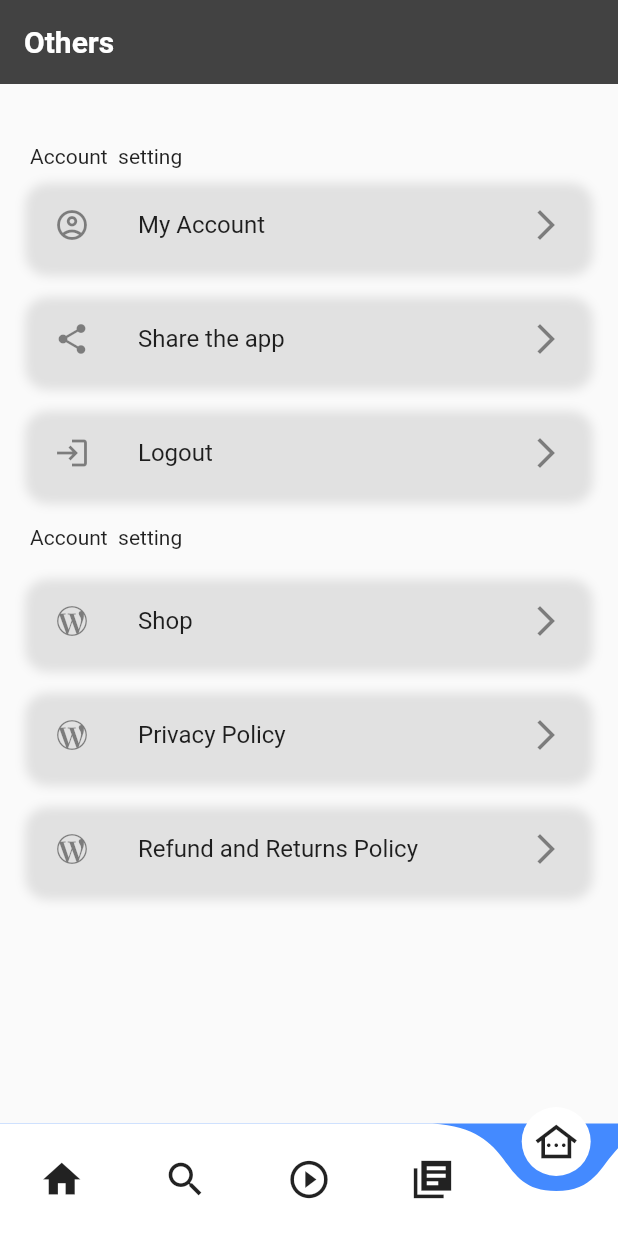
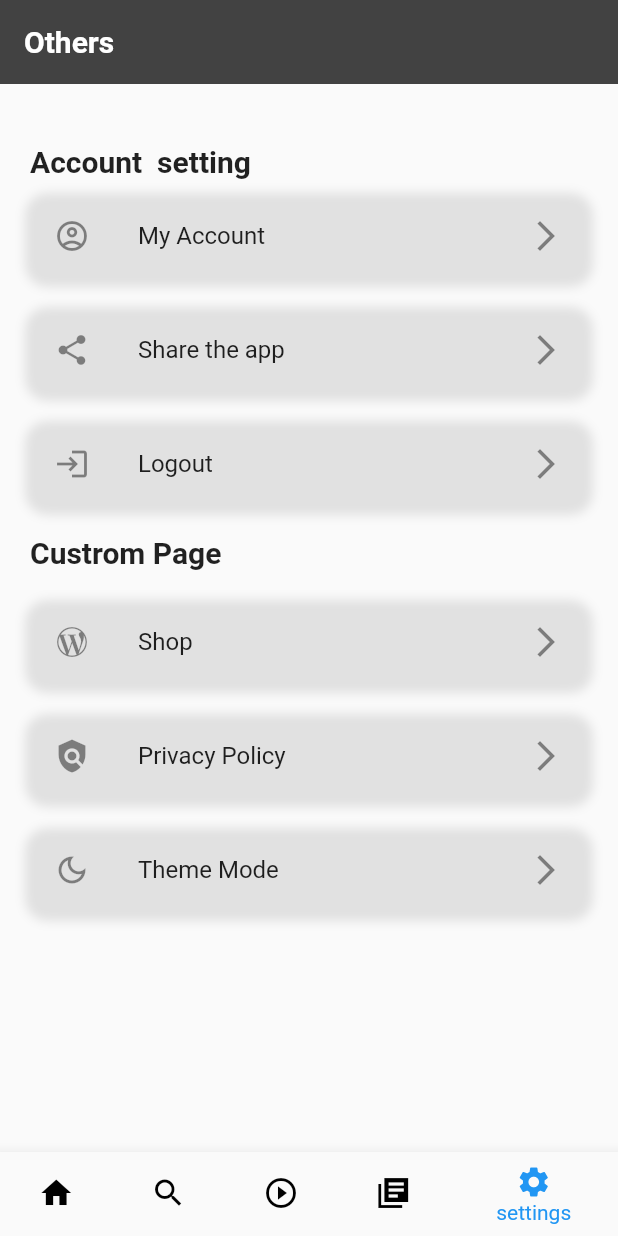
Before and after one commit to mdomarfaruk10/wbappium, a Flutter app: the Home_page screen opened directly, item 5 of the bottom bar chosen, on a phone screen of 412 x 824 dp. Run offline on Flutter 3.47's test engine with Material 2 defaults, Android fonts, the phone set to English and light mode, and no system bars; drawn by our look-alikes of curved_navigation_bar; our stand-ins replace carousel_slider, cloud_firestore, firebase_auth, firebase_core, webview_flutter; missing offline and left inert: email_auth; accounts and stored records are empty; network calls fail.

Commit message:
setting page update

```diff
--- a/lib/home_page.dart
+++ b/lib/home_page.dart
@@ -22,23 +22,41 @@ class _Home_pageState extends State<Home_page> {
     other()
   ];
   @override
+  void _onItemTapped(int index) {
+    setState(() {
+      curpage = index;
+    });
+  }
   Widget build(BuildContext context) {
     return Scaffold(
-      bottomNavigationBar: CurvedNavigationBar(
+      bottomNavigationBar: BottomNavigationBar(
+        items: const <BottomNavigationBarItem>[
+          BottomNavigationBarItem(
+            icon: Icon(Icons.home),
+            label: 'Home',
+          ),
+          BottomNavigationBarItem(
+            icon: Icon(Icons.search),
+            label: 'search',
+          ),
+          BottomNavigationBarItem(
+            icon: Icon(Icons.play_circle_outline),
+            label: 'mycouse',
+          ),
+          BottomNavigationBarItem(
+            icon: Icon(Icons.library_books_sharp),
+            label: 'blog',
+          ),
+          BottomNavigationBarItem(
+            icon: Icon(Icons.settings),
+            label: 'settings',
+          ),
+        ],
+        backgroundColor: Colors.blue,
+        currentIndex: curpage,
 
-        index: curpage,
-        items: <Widget>[
-          Icon(Icons.home, size: 30),
-          Icon(Icons.search, size: 30),
-          Icon(Icons.play_circle_outline, size: 30),
-          Icon(Icons.library_books_sharp, size: 30),
-          Icon(Icons.other_houses_outlined, size: 30),
-        ],
-        onTap: (index) {
-          setState(() {
-            curpage=index;
-          });
-        },
+        // selectedItemColor: Colors.amber[800],
+        onTap: _onItemTapped,
       ),
       body: curPage[curpage],
     );
--- a/lib/screen/other.dart
+++ b/lib/screen/other.dart
@@ -3,6 +3,7 @@ import 'package:provider/provider.dart';
 import 'package:wbappium/Provider/Thame_provider.dart';
 
 import '../wigdet/Custrom_appbar.dart';
+import '../wigdet/Header_text.dart';
 class other extends StatefulWidget {
   const other({Key? key}) : super(key: key);
 
@@ -37,159 +38,62 @@ class _otherState extends State<other> {
             child: Column(
               crossAxisAlignment: CrossAxisAlignment.start,
               children: [
-                Text("Account  setting"),
+                Header_text("Account  setting"),
                 SizedBox(height: 10,),
-                Container(
-                  decoration: BoxDecoration(
-                      // color: Colors.white,
-                      borderRadius: BorderRadius.circular(15),
-                      boxShadow: [
-                        BoxShadow(
-                            color: Colors.black.withOpacity(0.1),
-                            blurRadius: 5.0,
-                            spreadRadius: 3.0,
-                            offset: Offset(0,3)
-                        )
-                      ]
-                  ),
-                  child: ListTile(
-                    leading: Icon(Icons.account_circle_outlined),
-                    title: Text("My Account"),
-                    trailing: Icon(Icons.arrow_forward_ios),
-                  ),
-
-                ),
+                Custrom_design("My Account",Icons.account_circle_outlined),
                 SizedBox(height: 20,),
-                Container(
-                  decoration: BoxDecoration(
-                      // color: Colors.white,
-                      borderRadius: BorderRadius.circular(15),
-                      boxShadow: [
-                        BoxShadow(
-                            color: Colors.black.withOpacity(0.1),
-                            blurRadius: 5.0,
-                            spreadRadius: 3.0,
-                            offset: Offset(0,3)
-                        )
-                      ]
-                  ),
-                  child: ListTile(
-                    leading: Icon(Icons.share),
-                    title: Text("Share the app"),
-                    trailing: Icon(Icons.arrow_forward_ios),
-                  ),
-
-                ),
+                Custrom_design("Share the app",Icons.share),
                 SizedBox(height: 20,),
-                Container(
-                  decoration: BoxDecoration(
-                      // color: Colors.white,
-                      borderRadius: BorderRadius.circular(15),
-                      boxShadow: [
-                        BoxShadow(
-                            color: Colors.black.withOpacity(0.1),
-                            blurRadius: 5.0,
-                            spreadRadius: 3.0,
-                            offset: Offset(0,3)
-                        )
-                      ]
-                  ),
-                  child: ListTile(
-                    leading: Icon(Icons.login),
-                    title: Text("Logout"),
-                    trailing: Icon(Icons.arrow_forward_ios),
-                  ),
-
-                ),
+                Custrom_design("Logout",Icons.login),
                 SizedBox(height: 20,),
-                Text("Account  setting"),
+                Header_text("Custrom Page"),
                 SizedBox(height: 20,),
-                Container(
-                  decoration: BoxDecoration(
-                      // color: Colors.white,
-                      borderRadius: BorderRadius.circular(15),
-                      boxShadow: [
-                        BoxShadow(
-                            color: Colors.black.withOpacity(0.1),
-                            blurRadius: 5.0,
-                            spreadRadius: 3.0,
-                            offset: Offset(0,3)
-                        )
-                      ]
-                  ),
-                  child: ListTile(
-                    leading: Icon(Icons.wordpress_outlined),
-                    title: Text("Shop"),
-                    trailing: Icon(Icons.arrow_forward_ios),
-                  ),
-
-                ),
+                Custrom_design("Shop",Icons.wordpress_outlined),
                 SizedBox(height: 20,),
-                Container(
-                  decoration: BoxDecoration(
-                      // color: Colors.white,
-                      borderRadius: BorderRadius.circular(15),
-                      boxShadow: [
-                        BoxShadow(
-                            color: Colors.black.withOpacity(0.1),
-                            blurRadius: 5.0,
-                            spreadRadius: 3.0,
-                            offset: Offset(0,3)
-                        )
-                      ]
-                  ),
-                  child: ListTile(
-                    leading: Icon(Icons.wordpress_outlined),
-                    title: Text("Privacy Policy"),
-                    trailing: Icon(Icons.arrow_forward_ios),
-                  ),
-
-                ),
+                Custrom_design("Privacy Policy",Icons.policy),
                 SizedBox(height: 20,),
                 InkWell(
                   onTap: (){
-                    showLoadingDialog(themeChanger);
+                    showLoadingDialog(context,themeChanger);
                   },
-                  child: Container(
-                    decoration: BoxDecoration(
-                        // color: Colors.white,
-                        borderRadius: BorderRadius.circular(15),
-                        boxShadow: [
-                          BoxShadow(
-                              color: Colors.black.withOpacity(0.1),
-                              blurRadius: 5.0,
-                              spreadRadius: 3.0,
-                              offset: Offset(0,3)
-                          )
-                        ]
-                    ),
-                    child: ListTile(
-                      leading: Icon(Icons.wordpress_outlined),
-                      title: Text("Refund and Returns Policy"),
-                      trailing: Icon(Icons.arrow_forward_ios),
-                    ),
-
-                  ),
+                  child: Custrom_design("Theme Mode",Icons.dark_mode_outlined),
                 ),
               ],
             ),
           ),
         ),
       ),
-
     );
   }
-  void showLoadingDialog( themeChanger) {
+  Widget Custrom_design(String txt,dynamic icon){
+    return Container(
+      decoration: BoxDecoration(
+          borderRadius: BorderRadius.circular(15),
+          boxShadow: [
+            BoxShadow(
+                color: Colors.black.withOpacity(0.1),
+                blurRadius: 5.0,
+                spreadRadius: 3.0,
+                offset: Offset(0,3)
+            )
+          ]
+      ),
+      child: ListTile(
+        leading: Icon(icon),
+        title: Text(txt),
+        trailing: Icon(Icons.arrow_forward_ios),
+      ),
+    );
+  }
+  void showLoadingDialog(BuildContext context,themeChanger){
     showDialog(
-
-      // barrierDismissible: false,
+        barrierDismissible: false,
         context: context,
         builder: (context) {
           return AlertDialog(
-
             title: const Text('Selection  theme mode'),
             content: Column(
-
+              crossAxisAlignment: CrossAxisAlignment.center,
               children: [
                 RadioListTile<ThemeMode>(
                   title: Text("light Mode"),
@@ -209,9 +113,7 @@ class _otherState extends State<other> {
                   groupValue: themeChanger.themeMode,
                   onChanged:
                   themeChanger.setTheme,
-
                 ),
-
               ],
             ),
           );
--- a/pubspec.yaml
+++ b/pubspec.yaml
@@ -43,6 +43,8 @@ dependencies:
   intl: ^0.17.0
   provider: ^6.0.3
   email_auth: ^1.0.0
+  webview_flutter: ^3.0.4
+  carousel_slider: ^4.1.1
 
 dev_dependencies:
   flutter_test:
```
Also changed, not shown: lib/main.dart (+7 -2 lines), lib/screen/Home.dart (+27 -27 lines), lib/screen/mycouse.dart (+71 -46 lines), pubspec.lock.
